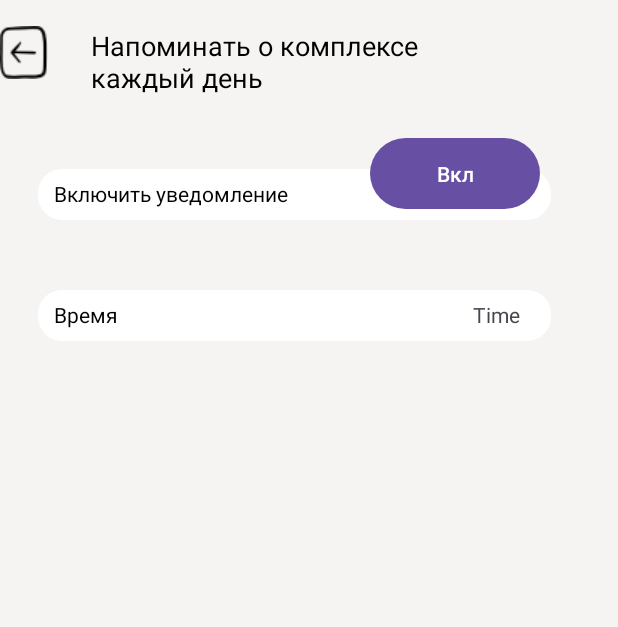
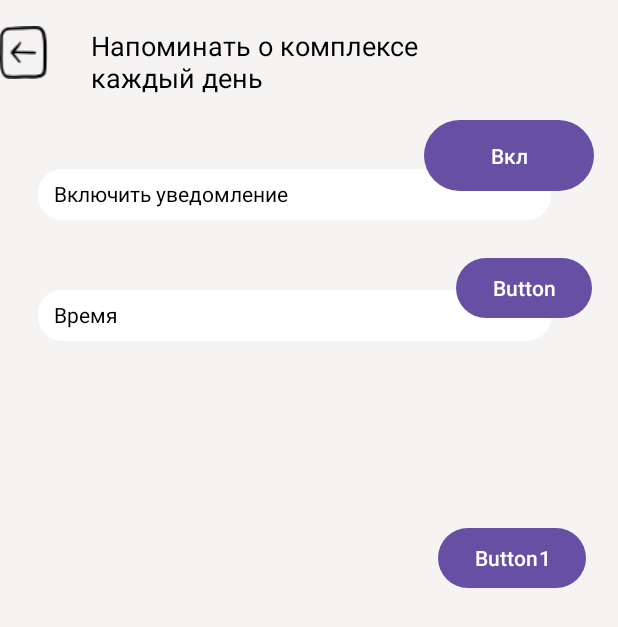
Before and after one commit to Sofa2003/AndroidSport, an Android app: the Yvedo screen opened directly, with no data from a screen before it, on a phone screen of 412 x 824 dp. Shown: the top 627 px of the screen. Run offline under Robolectric (Android 15) with nearby library versions, the light colour scheme and no system bars; Roboto replaces fonts that are not available here.

Commit message:
yvedom commit

```diff
--- a/app/build.gradle
+++ b/app/build.gradle
@@ -31,6 +31,7 @@ android {
     }
 }
 
+
 dependencies {
     implementation 'de.hdodenhof:circleimageview:3.1.0'
     implementation 'androidx.appcompat:appcompat:1.6.1'
@@ -39,4 +40,5 @@ dependencies {
     testImplementation 'junit:junit:4.13.2'
     androidTestImplementation 'androidx.test.ext:junit:1.1.5'
     androidTestImplementation 'androidx.test.espresso:espresso-core:3.5.1'
+
 }
--- a/app/src/main/AndroidManifest.xml
+++ b/app/src/main/AndroidManifest.xml
@@ -2,6 +2,7 @@
 <manifest xmlns:android="http://schemas.android.com/apk/res/android"
     xmlns:tools="http://schemas.android.com/tools">
 
+    <uses-permission android:name="android.permission.POST_NOTIFICATIONS" />
     <application
         android:allowBackup="true"
         android:dataExtractionRules="@xml/data_extraction_rules"
@@ -43,8 +44,9 @@
 
                 <category android:name="android.intent.category.LAUNCHER" />
             </intent-filter>
+
         </activity>
-
+        <receiver android:name=".AlarmReceiver"/>
         <meta-data
             android:name="preloaded_fonts"
             android:resource="@array/preloaded_fonts" />
--- a/app/src/main/java/com/example/sportproject/Yvedo.java
+++ b/app/src/main/java/com/example/sportproject/Yvedo.java
@@ -3,6 +3,8 @@ package com.example.sportproject;
 import android.annotation.SuppressLint;
 import android.app.AlarmManager;
 import android.app.Notification;
+import android.app.NotificationChannel;
+import android.app.NotificationManager;
 import android.app.PendingIntent;
 import android.app.TimePickerDialog;
 import android.content.BroadcastReceiver;
@@ -13,8 +15,15 @@ import android.view.View;
 import android.widget.ImageView;
 import android.widget.TextView;
 import android.widget.TimePicker;
+import android.widget.Toast;
 
 import androidx.appcompat.app.AppCompatActivity;
+import androidx.core.app.NotificationCompat;
+import androidx.core.app.NotificationManagerCompat;
+
+import com.example.sportproject.databinding.ActivivtyYvedoBinding;
+import com.google.android.material.timepicker.MaterialTimePicker;
+import com.google.android.material.timepicker.TimeFormat;
 
 import java.text.DateFormat;
 import java.util.Calendar;
@@ -23,45 +32,103 @@ public class Yvedo extends AppCompatActivity {
     TextView texttime;
     int t1Hour, t1Minute;
     ImageView imageback;
+    private ActivivtyYvedoBinding binding;
+    private MaterialTimePicker picker;
+    private Calendar calendar;
+    private AlarmManager alarmManager;
+    private PendingIntent pendingIntent;
 
     @SuppressLint("MissingInflatedId")
     @Override
     protected void onCreate(Bundle savedInstanceState) {
         super.onCreate(savedInstanceState);
-        setContentView(R.layout.activivty_yvedo);
-        imageback = findViewById(R.id.imagebackyvedo);
-        imageback.setOnClickListener(new View.OnClickListener() {
+        binding = ActivivtyYvedoBinding.inflate(getLayoutInflater());
+        setContentView(binding.getRoot());
+        createNotificationChannel();
+        binding.btntime.setOnClickListener(new View.OnClickListener() {
             @Override
             public void onClick(View v) {
-                Intent image = new Intent(Yvedo.this, Nastroiki.class);
-                startActivity(image);
+                showTimePicker();
             }
         });
-        texttime = findViewById(R.id.texttimee);
-        texttime.setOnClickListener(new View.OnClickListener() {
+        binding.btnyvedo.setOnClickListener(new View.OnClickListener() {
             @Override
             public void onClick(View v) {
-                TimePickerDialog timePickerDialog = new TimePickerDialog(
-                        Yvedo.this,
-                        new TimePickerDialog.OnTimeSetListener() {
-                            @Override
-                            public void onTimeSet(TimePicker view, int hourOfDay, int minute) {
-                                t1Hour = hourOfDay;
-                                t1Minute = minute;
-
-                                android.text.format.DateFormat df = new android.text.format.DateFormat();
-                                Calendar calendar = Calendar.getInstance();
-                                calendar.set(0, 0, 0, t1Hour, t1Minute);
-                                texttime.setText(df.format("hh:mm aa", calendar));
-                            }
-                        },
-                        12,
-                        0,
-                        false
-                );
-                timePickerDialog.updateTime(t1Hour, t1Minute);
-                timePickerDialog.show();
+                setAlarm();
             }
         });
+        binding.btnchanel.setOnClickListener(new View.OnClickListener() {
+            @Override
+            public void onClick(View v) {
+                chanelAlarm();
+            }
+        });
+
+
+    }
+
+    private void chanelAlarm() {
+        Intent intent = new Intent(this,AlarmReceiver.class);
+        pendingIntent = PendingIntent.getBroadcast(this, 0, intent, PendingIntent.FLAG_IMMUTABLE);
+        if (alarmManager == null){
+            alarmManager = (AlarmManager) getSystemService(Context.ALARM_SERVICE);
+        }
+        alarmManager.cancel(pendingIntent);
+        Toast.makeText(this,"Alarm set chanel",Toast.LENGTH_SHORT).show();
+    }
+
+    private void setAlarm() {
+        alarmManager =(AlarmManager) getSystemService(Context.ALARM_SERVICE);
+
+            Intent intent = new Intent(this,AlarmReceiver.class);
+            pendingIntent = PendingIntent.getBroadcast(this, 0, intent, PendingIntent.FLAG_IMMUTABLE);
+            alarmManager.setInexactRepeating(AlarmManager.RTC_WAKEUP,calendar.getTimeInMillis(),
+                AlarmManager.INTERVAL_DAY,pendingIntent);
+        Toast.makeText(this,"Alarm set",Toast.LENGTH_SHORT).show();
+    }
+
+    private void showTimePicker() {
+        picker = new MaterialTimePicker.Builder()
+                .setTimeFormat(TimeFormat.CLOCK_12H)
+                .setHour(12)
+                .setMinute(0)
+                .setTitleText("Select")
+                .build();
+        picker.show(getSupportFragmentManager(),"notitime");
+        picker.addOnPositiveButtonClickListener(new View.OnClickListener() {
+            @Override
+            public void onClick(View v) {
+//                if(picker.getHour()>12){
+//                    binding.btntime.setText(
+//                            String.format("%02d",(picker.getHour()-12)+" : "+String.format("%02d",picker.getMinute()+" PM"))
+//                    );
+//                }
+//                else{
+//                    binding.btntime.setText(picker.getHour()+" : "+picker.getMinute()+"AM");
+//                }
+                calendar = Calendar.getInstance();
+                calendar.set(Calendar.HOUR_OF_DAY,picker.getHour());
+                calendar.set(Calendar.MINUTE,picker.getMinute());
+                calendar.set(Calendar.SECOND,0);
+                calendar.set(Calendar.MILLISECOND,0);
+            }
+
+        });
+
+    }
+
+
+    private void createNotificationChannel() {
+                // Создаем канал уведомлений
+        if (android.os.Build.VERSION.SDK_INT >= android.os.Build.VERSION_CODES.O) {
+            CharSequence name = "RemChanell";
+            String description  ="eggff";
+            int importance  =NotificationManager.IMPORTANCE_HIGH;
+            NotificationChannel channel = new NotificationChannel("notitime",name,importance);
+            channel.setDescription(description);
+            NotificationManager notificationManager = getSystemService(NotificationManager.class);
+            notificationManager.createNotificationChannel(channel);
+
+        }
     }
 }
--- a/app/src/main/res/layout/activivty_yvedo.xml
+++ b/app/src/main/res/layout/activivty_yvedo.xml
@@ -83,25 +83,33 @@
         app:layout_constraintTop_toTopOf="@+id/imagetime"
         app:layout_constraintVertical_bias="0.466" />
 
-    <TextView
-        android:id="@+id/texttimee"
-        android:layout_width="wrap_content"
-        android:layout_height="wrap_content"
-        android:text="Time"
-        app:layout_constraintBottom_toBottomOf="@+id/imagetime"
-        app:layout_constraintEnd_toEndOf="@+id/imagetime"
-        app:layout_constraintHorizontal_bias="0.933"
-        app:layout_constraintStart_toStartOf="@+id/imagetime"
-        app:layout_constraintTop_toTopOf="@+id/imagetime"
-        app:layout_constraintVertical_bias="0.466" />
-
     <Button
-        android:id="@+id/notificationButton"
+        android:id="@+id/btnyvedo"
         android:layout_width="113dp"
         android:layout_height="55dp"
-        android:layout_marginTop="88dp"
-        android:layout_marginEnd="52dp"
+        android:layout_marginTop="76dp"
+        android:layout_marginEnd="16dp"
         android:text="Вкл"
         app:layout_constraintEnd_toEndOf="parent"
         app:layout_constraintTop_toTopOf="parent" />
+
+    <Button
+        android:id="@+id/btntime"
+        android:layout_width="wrap_content"
+        android:layout_height="wrap_content"
+        android:layout_marginStart="304dp"
+        android:layout_marginTop="168dp"
+        android:text="Button"
+        app:layout_constraintStart_toStartOf="parent"
+        app:layout_constraintTop_toTopOf="parent" />
+
+    <Button
+        android:id="@+id/btnchanel"
+        android:layout_width="wrap_content"
+        android:layout_height="wrap_content"
+        android:layout_marginStart="292dp"
+        android:layout_marginBottom="428dp"
+        android:text="Button1"
+        app:layout_constraintBottom_toBottomOf="parent"
+        app:layout_constraintStart_toStartOf="parent" />
 </androidx.constraintlayout.widget.ConstraintLayout>
```
Also changed, not shown: app/src/main/java/com/example/sportproject/AlarmReceiver.java (added, +32 -0 lines), app/src/main/java/com/example/sportproject/TreniActivity.java (+7 -5 lines).
